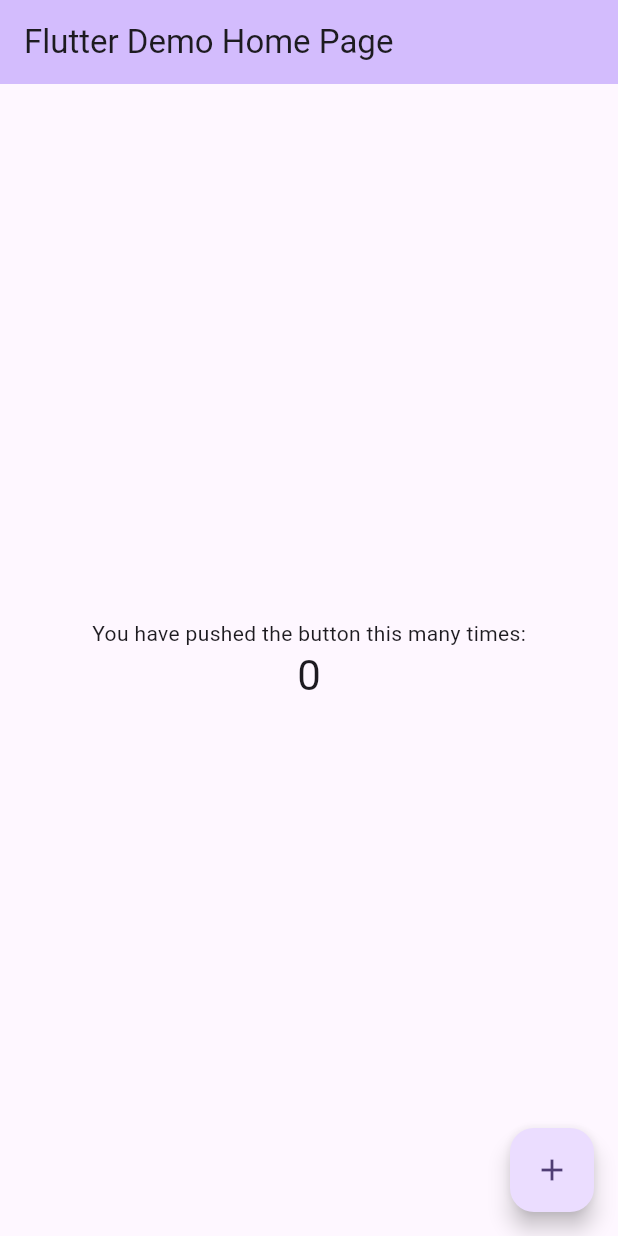
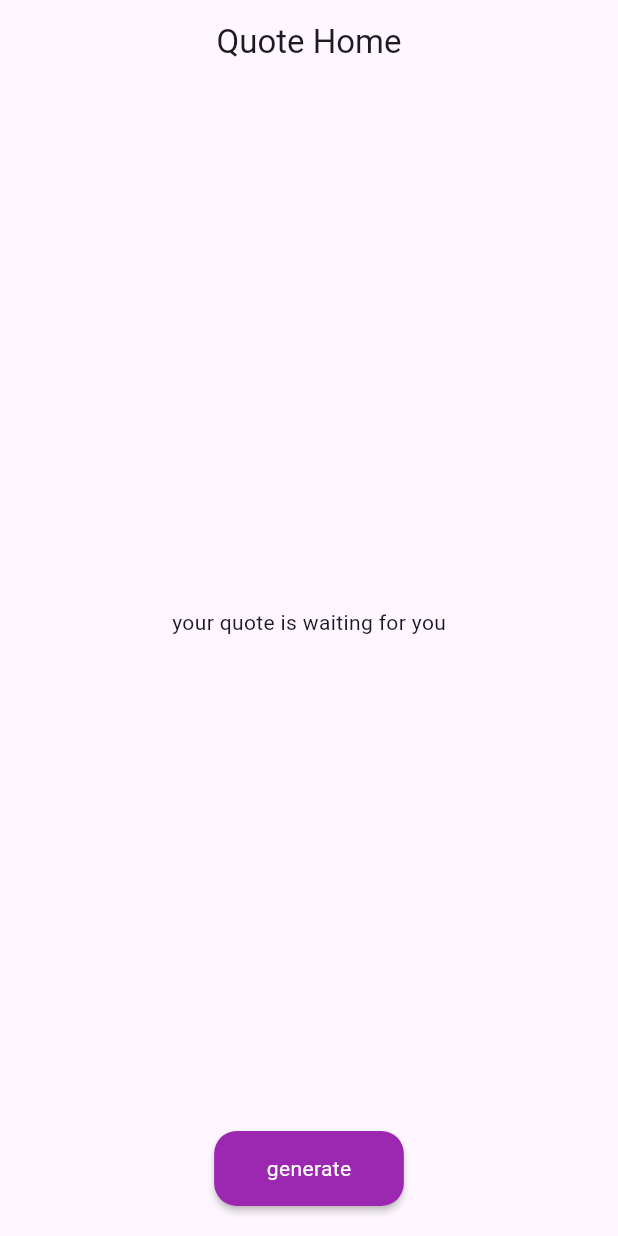
Before and after one commit to BIBINKB97/BLoC-Architecture, a Flutter app: the screen it shows after launch, on a phone screen of 412 x 824 dp. Run offline on Flutter 3.47's test engine with Material 3 defaults, Android fonts, the phone set to English and light mode, and no system bars.

Commit message:
added some folders and files

```diff
--- a/analysis_options.yaml
+++ b/analysis_options.yaml
@@ -21,6 +21,7 @@ linter:
   # `// ignore_for_file: name_of_lint` syntax on the line or in the file
   # producing the lint.
   rules:
+   prefer_const_constructors: false
     # avoid_print: false  # Uncomment to disable the `avoid_print` rule
     # prefer_single_quotes: true  # Uncomment to enable the `prefer_single_quotes` rule
 
--- a/lib/main.dart
+++ b/lib/main.dart
@@ -1,3 +1,4 @@
+import 'package:bloc_architecture/pages/quotes/quote_page.dart';
 import 'package:flutter/material.dart';
 
 void main() {
@@ -7,119 +8,17 @@ void main() {
 class MyApp extends StatelessWidget {
   const MyApp({super.key});
 
-  // This widget is the root of your application.
   @override
   Widget build(BuildContext context) {
     return MaterialApp(
+      debugShowCheckedModeBanner: false,
       title: 'Flutter Demo',
       theme: ThemeData(
-        // This is the theme of your application.
-        //
-        // TRY THIS: Try running your application with "flutter run". You'll see
-        // the application has a purple toolbar. Then, without quitting the app,
-        // try changing the seedColor in the colorScheme below to Colors.green
-        // and then invoke "hot reload" (save your changes or press the "hot
-        // reload" button in a Flutter-supported IDE, or press "r" if you used
-        // the command line to start the app).
-        //
-        // Notice that the counter didn't reset back to zero; the application
-        // state is not lost during the reload. To reset the state, use hot
-        // restart instead.
-        //
-        // This works for code too, not just values: Most code changes can be
-        // tested with just a hot reload.
+
         colorScheme: ColorScheme.fromSeed(seedColor: Colors.deepPurple),
         useMaterial3: true,
       ),
-      home: const MyHomePage(title: 'Flutter Demo Home Page'),
+      home: const QuotePage(),
     );
   }
 }
-
-class MyHomePage extends StatefulWidget {
-  const MyHomePage({super.key, required this.title});
-
-  // This widget is the home page of your application. It is stateful, meaning
-  // that it has a State object (defined below) that contains fields that affect
-  // how it looks.
-
-  // This class is the configuration for the state. It holds the values (in this
-  // case the title) provided by the parent (in this case the App widget) and
-  // used by the build method of the State. Fields in a Widget subclass are
-  // always marked "final".
-
-  final String title;
-
-  @override
-  State<MyHomePage> createState() => _MyHomePageState();
-}
-
-class _MyHomePageState extends State<MyHomePage> {
-  int _counter = 0;
-
-  void _incrementCounter() {
-    setState(() {
-      // This call to setState tells the Flutter framework that something has
-      // changed in this State, which causes it to rerun the build method below
-      // so that the display can reflect the updated values. If we changed
-      // _counter without calling setState(), then the build method would not be
-      // called again, and so nothing would appear to happen.
-      _counter++;
-    });
-  }
-
-  @override
-  Widget build(BuildContext context) {
-    // This method is rerun every time setState is called, for instance as done
-    // by the _incrementCounter method above.
-    //
-    // The Flutter framework has been optimized to make rerunning build methods
-    // fast, so that you can just rebuild anything that needs updating rather
-    // than having to individually change instances of widgets.
-    return Scaffold(
-      appBar: AppBar(
-        // TRY THIS: Try changing the color here to a specific color (to
-        // Colors.amber, perhaps?) and trigger a hot reload to see the AppBar
-        // change color while the other colors stay the same.
-        backgroundColor: Theme.of(context).colorScheme.inversePrimary,
-        // Here we take the value from the MyHomePage object that was created by
-        // the App.build method, and use it to set our appbar title.
-        title: Text(widget.title),
-      ),
-      body: Center(
-        // Center is a layout widget. It takes a single child and positions it
-        // in the middle of the parent.
-        child: Column(
-          // Column is also a layout widget. It takes a list of children and
-          // arranges them vertically. By default, it sizes itself to fit its
-          // children horizontally, and tries to be as tall as its parent.
-          //
-          // Column has various properties to control how it sizes itself and
-          // how it positions its children. Here we use mainAxisAlignment to
-          // center the children vertically; the main axis here is the vertical
-          // axis because Columns are vertical (the cross axis would be
-          // horizontal).
-          //
-          // TRY THIS: Invoke "debug painting" (choose the "Toggle Debug Paint"
-          // action in the IDE, or press "p" in the console), to see the
-          // wireframe for each widget.
-          mainAxisAlignment: MainAxisAlignment.center,
-          children: <Widget>[
-            const Text(
-              'You have pushed the button this many times:',
-            ),
-            Text(
-              '$_counter',
-              style: Theme.of(context).textTheme.headlineMedium,
-            ),
-          ],
-        ),
-      ),
-      floatingActionButton: FloatingActionButton(
-        onPressed: _incrementCounter,
-        tooltip: 'Increment',
-        child: const Icon(Icons.add),
-      ), // This trailing comma makes auto-formatting nicer for build methods.
-    );
-  }
-}
--- /dev/null
+++ b/lib/pages/quotes/quote_page.dart
@@ -0,0 +1,39 @@
+import 'package:bloc_architecture/pages/quotes/widgets/custom_button.dart';
+import 'package:bloc_architecture/pages/quotes/widgets/error_message.dart';
+import 'package:bloc_architecture/pages/quotes/widgets/quote_widget.dart';
+import 'package:flutter/material.dart';
+
+class QuotePage extends StatelessWidget {
+  const QuotePage({super.key});
+
+  @override
+  Widget build(BuildContext context) {
+    return Scaffold(
+      appBar: AppBar(
+        title: Text("Quote Home"),
+        centerTitle: true,
+      ),
+      body: Container(
+        height: double.infinity,
+        width: double.infinity,
+        padding: EdgeInsets.all(20),
+        child: Column(
+          children: const [
+            // QuoteWidget(
+            //   quote: "Be yourself ; everyone else is already taken",
+            // ),
+            // ErrorMessage(error: "Some error occured"),
+            // CircularProgressIndicator(
+            //   color: Colors.purple,
+            // ),
+            Expanded(
+                child: Center(
+              child: Text("your quote is waiting for you"),
+            )),
+            CustomButton()
+          ],
+        ),
+      ),
+    );
+  }
+}
--- /dev/null
+++ b/lib/pages/quotes/widgets/custom_button.dart
@@ -0,0 +1,27 @@
+import 'package:flutter/material.dart';
+
+class CustomButton extends StatelessWidget {
+  const CustomButton({super.key});
+
+  @override
+  Widget build(BuildContext context) {
+    return InkResponse(
+      onTap: () {},
+      child: Material(
+        elevation: 2,
+        borderRadius: BorderRadius.circular(15),
+        child: Container(
+          decoration: BoxDecoration(
+              borderRadius: BorderRadius.circular(15), color: Colors.purple),
+          child: Padding(
+            padding: const EdgeInsets.symmetric(horizontal: 35.0, vertical: 15),
+            child: Text(
+              "generate",
+              style: TextStyle(color: Colors.white),
+            ),
+          ),
+        ),
+      ),
+    );
+  }
+}
```
Also changed, not shown: lib/pages/quotes/widgets/error_message.dart (added, +24 -0 lines), lib/pages/quotes/widgets/quote_widget.dart (added, +21 -0 lines).
